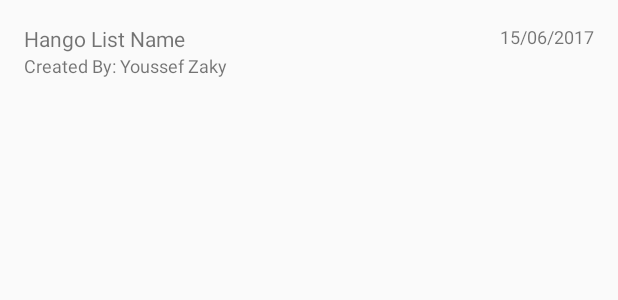
After one commit to Yzaky/Hango, an Android app: the layout events_list.xml on its own in the app's theme, with its tools: preview values and no code run, on a phone screen of 412 x 824 dp. The commit adds this screen. Shown: the top 300 px of the screen. Run offline under Robolectric (Android 15) with nearby library versions, the light colour scheme and no system bars.

Commit message:
Added the Hango list, currently facing a small bug of CastException while creating an event

```diff
--- a/app/src/main/res/layout/add_event.xml
+++ b/app/src/main/res/layout/add_event.xml
@@ -10,6 +10,8 @@
         android:id="@+id/add_event_editText"
         android:hint="Enter Your Hango Name"
         android:textColor="#000"
-        android:textColorHint="#000"
+        android:textColorHint="@color/colorAccent"
+        android:backgroundTint="#fff"
+
         />
 </FrameLayout>
--- /dev/null
+++ b/app/src/main/res/layout/events_list.xml
@@ -0,0 +1,54 @@
+<?xml version="1.0" encoding="utf-8"?>
+<RelativeLayout
+    xmlns:android="http://schemas.android.com/apk/res/android"
+    android:id="@+id/events_list_layout"
+    android:layout_width="match_parent"
+    android:layout_height="wrap_content"
+    android:paddingBottom="16dp"
+    android:paddingTop="16dp"
+    android:paddingRight="16dp"
+    android:paddingLeft="16dp"
+    >
+
+    <TextView
+        android:id="@+id/events_list_name"
+        android:layout_width="wrap_content"
+        android:layout_height="wrap_content"
+        android:textSize="14sp"
+        android:text="Hango List Name"
+        />
+    <TextView
+        android:layout_width="wrap_content"
+        android:layout_height="wrap_content"
+        android:id="@+id/events_list_creator"
+        android:text="Created By: "
+        android:layout_below="@+id/events_list_name"
+        android:textSize="12sp"
+
+        />
+
+    <TextView
+        android:layout_width="wrap_content"
+        android:layout_height="wrap_content"
+        android:id="@+id/events_list_OwnerName"
+        android:layout_toRightOf="@id/events_list_creator"
+        android:text="Youssef Zaky"
+        android:layout_below="@+id/events_list_name"
+        android:textSize="12sp"
+        android:layout_toEndOf="@id/events_list_creator"
+
+        />
+    <TextView
+        android:layout_width="wrap_content"
+        android:layout_height="wrap_content"
+        android:id="@+id/events_list_dateCreated"
+        android:text="15/06/2017"
+        android:layout_alignParentRight="true"
+        android:textSize="12sp"
+
+        />
+
+
+
+
+</RelativeLayout>
```
Also changed, not shown: app/src/main/java/com/example/youss/hango/activities/MainActivity.java (+39 -0 lines), app/src/main/java/com/example/youss/hango/entities/Event.java (+31 -31 lines), app/src/main/java/com/example/youss/hango/views/EventListViews/EventsListViewHolder.java (added, +48 -0 lines), app/src/main/res/layout/activity_main.xml (+6 -6 lines), 1 other file.
